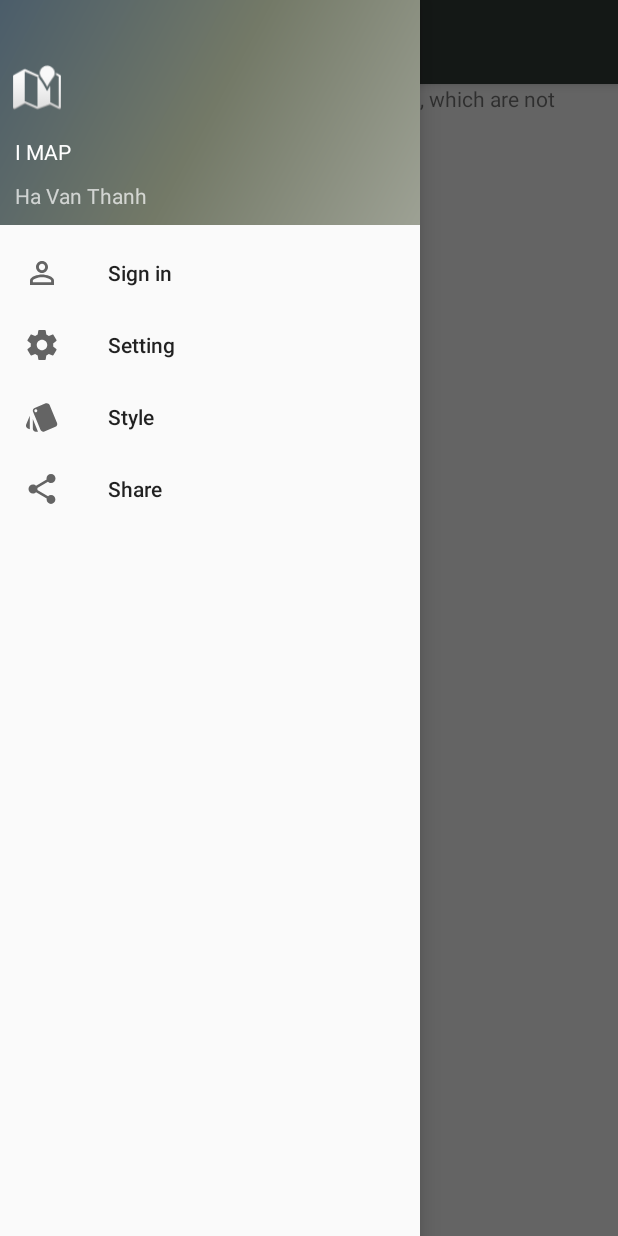
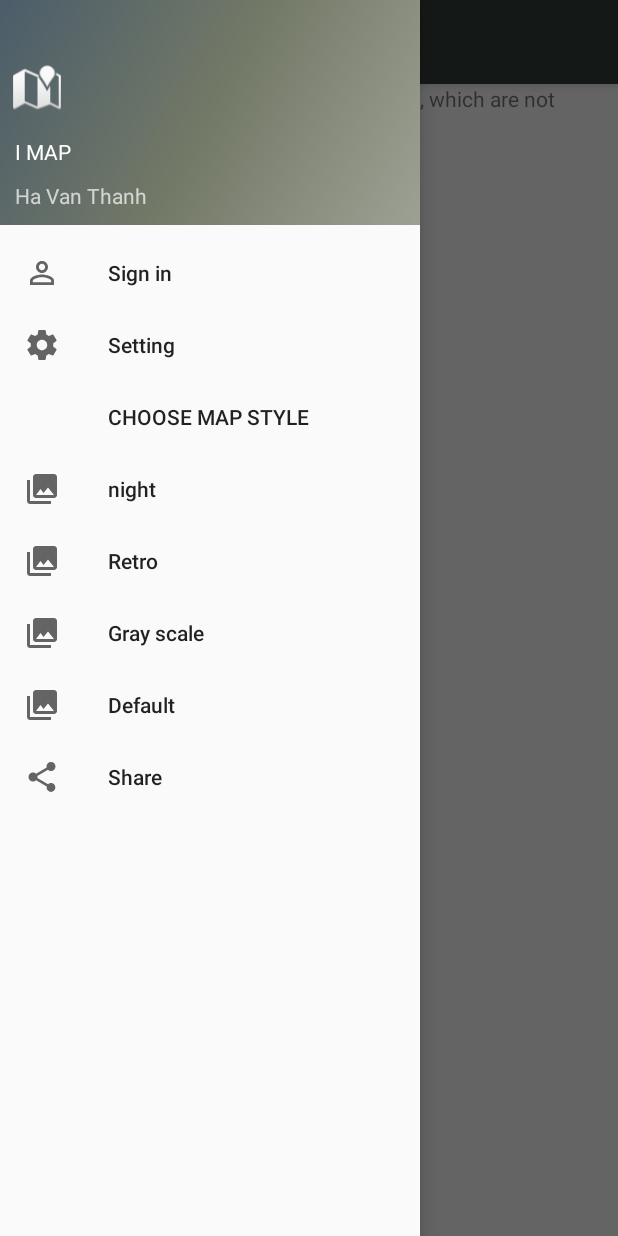
Before and after one commit to thanh-ha-van/MYAP, an Android app: the StyleMap screen opened directly, with no data from a screen before it, with the side drawer open, on a phone screen of 412 x 824 dp. Run offline under Robolectric (Android 15) with nearby library versions, the light colour scheme and no system bars.

Commit message:
Last commit for course1.

```diff
--- a/app/src/main/java/com/example/havan/mytrafficmap/Global.java
+++ b/app/src/main/java/com/example/havan/mytrafficmap/Global.java
@@ -1,7 +1,6 @@
 package com.example.havan.mytrafficmap;
 
 import android.app.Application;
-import android.app.ProgressDialog;
 
 import com.google.android.gms.maps.GoogleMap;
 
@@ -13,8 +12,9 @@ public class Global extends Application {
 
     public static final String MYTAG = "MYTAG";
 
-    // The code for user permisson of location
+
     public static final int REQUEST_ID_ACCESS_COURSE_FINE_LOCATION = 100;
+
     public GoogleMap getMyMap() {
 
         return myMap;
--- a/app/src/main/java/com/example/havan/mytrafficmap/StyleMap.java
+++ b/app/src/main/java/com/example/havan/mytrafficmap/StyleMap.java
@@ -6,22 +6,17 @@ import android.os.Bundle;
 
 import android.support.v7.app.AppCompatActivity;
 
-import android.view.Menu;
 import android.view.MenuItem;
 
 import com.google.android.gms.maps.GoogleMap;
 import com.google.android.gms.maps.OnMapReadyCallback;
 import com.google.android.gms.maps.SupportMapFragment;
-import com.google.android.gms.maps.model.LatLng;
 import com.google.android.gms.maps.model.MapStyleOptions;
 
 
-/**
- * This shows how to style a map with JSON.
- */
+
 public class StyleMap extends AppCompatActivity implements OnMapReadyCallback {
 
-    final Global myMap = (Global) getApplicationContext();
     private GoogleMap myCurrentMap = null;
 
     private static final String TAG = StyleMap.class.getSimpleName();
@@ -31,17 +26,6 @@ public class StyleMap extends AppCompatActivity implements OnMapReadyCallback {
     // Stores the ID of the currently selected style, so that we can re-apply it when
     // the activity restores state, for example when the device changes orientation.
     private int mSelectedStyleId = R.string.map_style;
-
-    // These are simply the string resource IDs for each of the style names. We use them
-    // as identifiers when choosing which style to apply.
-    private int mStyleIds[] = {
-            R.string.style_label_retro,
-            R.string.style_label_night,
-            R.string.style_label_gray_scale,
-            R.string.style_label_default,
-    };
-
-    private static final LatLng SYDNEY = new LatLng(-33.8688, 151.2093);
 
     @Override
     protected void onCreate(Bundle savedInstanceState) {
@@ -54,7 +38,6 @@ public class StyleMap extends AppCompatActivity implements OnMapReadyCallback {
         SupportMapFragment mapFragment =
                 (SupportMapFragment) getSupportFragmentManager().findFragmentById(R.id.map_fragment);
         mapFragment.getMapAsync(this);
-        myMap.setMyMap(myCurrentMap);
     }
 
     @Override
@@ -69,11 +52,6 @@ public class StyleMap extends AppCompatActivity implements OnMapReadyCallback {
         myCurrentMap = map;
     }
 
-    @Override
-    public boolean onCreateOptionsMenu(Menu menu) {
-        getMenuInflater().inflate(R.menu.styled_map, menu);
-        return true;
-    }
 
     @Override
     public boolean onOptionsItemSelected(MenuItem item) {
@@ -126,7 +104,6 @@ public class StyleMap extends AppCompatActivity implements OnMapReadyCallback {
                 return;
         }
         myCurrentMap.setMapStyle(style);
-        myMap.setMyMap(myCurrentMap);
     }
 
 }
--- a/app/src/main/res/menu/activity_main_drawer.xml
+++ b/app/src/main/res/menu/activity_main_drawer.xml
@@ -13,10 +13,30 @@
             android:id="@+id/nav_setting"
             android:icon="@drawable/ic_settings"
             android:title="@string/settings" />
+    </group>
+
+    <group android:checkableBehavior="single">
         <item
+            android:checkable="false"
             android:id="@+id/nav_style"
-            android:icon="@drawable/ic_style"
             android:title="@string/map_style" />
+
+        <item
+            android:id="@+id/style_night"
+            android:icon="@drawable/ic_menu_gallery"
+            android:title="@string/style_label_night" />
+        <item
+            android:id="@+id/style_retro"
+            android:icon="@drawable/ic_menu_gallery"
+            android:title="@string/style_label_retro" />
+        <item
+            android:id="@+id/style_gray_scale"
+            android:icon="@drawable/ic_menu_gallery"
+            android:title="@string/style_label_gray_scale" />
+        <item
+            android:id="@+id/style_default"
+            android:icon="@drawable/ic_menu_gallery"
+            android:title="@string/style_label_default" />
     </group>
 
     <group android:checkableBehavior="single">
--- a/app/src/main/res/menu/styled_map.xml
+++ /dev/null
@@ -1,24 +0,0 @@
-<?xml version="1.0" encoding="utf-8"?>
-<menu xmlns:android="http://schemas.android.com/apk/res/android"
-    android:id="@+id/choose_style_map">
-
-<group android:checkableBehavior="single">
-    <item
-        android:id="@+id/style_retro"
-        android:icon="@drawable/ic_menu_gallery"
-        android:title="@string/style_label_retro" />
-    <item
-        android:id="@+id/style_night"
-        android:icon="@drawable/ic_menu_gallery"
-        android:title="@string/style_label_night" />
-    <item
-        android:id="@+id/style_gray_scale"
-        android:icon="@drawable/ic_menu_gallery"
-        android:title="@string/style_label_gray_scale" />
-    <item
-        android:id="@+id/style_default"
-        android:icon="@drawable/ic_menu_gallery"
-        android:title="@string/style_label_default" />
-</group>
-
-</menu>
--- a/app/src/main/res/values/strings.xml
+++ b/app/src/main/res/values/strings.xml
@@ -9,7 +9,7 @@
     <string name="search_hint">Search:...</string>
     <string name="share">Share</string>
     <string name="settings">Setting</string>
-    <string name="map_style">Style</string>
+    <string name="map_style">CHOOSE MAP STYLE</string>
     <string name="sign_in">Sign in</string>
     <string name="style_label_retro">Retro</string>
     <string name="style_label_night">night</string>
```
Also changed, not shown: app/src/main/java/com/example/havan/mytrafficmap/MainActivity.java (+32 -11 lines), app/src/main/java/com/example/havan/mytrafficmap/MapActivity.java (+3 -4 lines).
